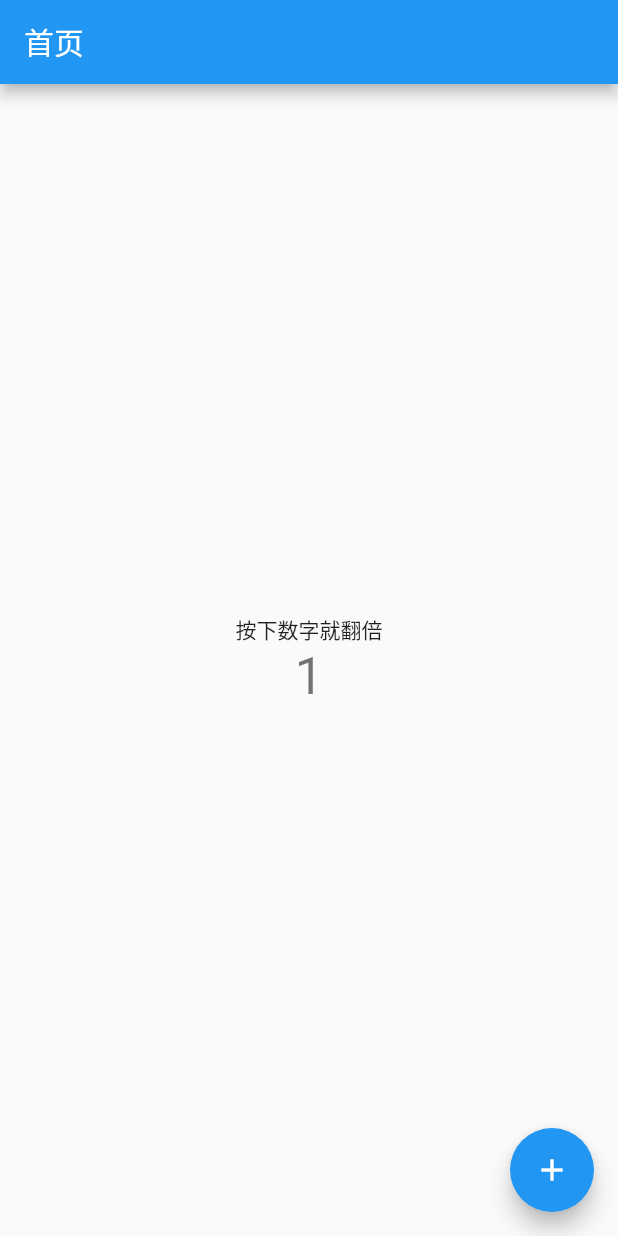
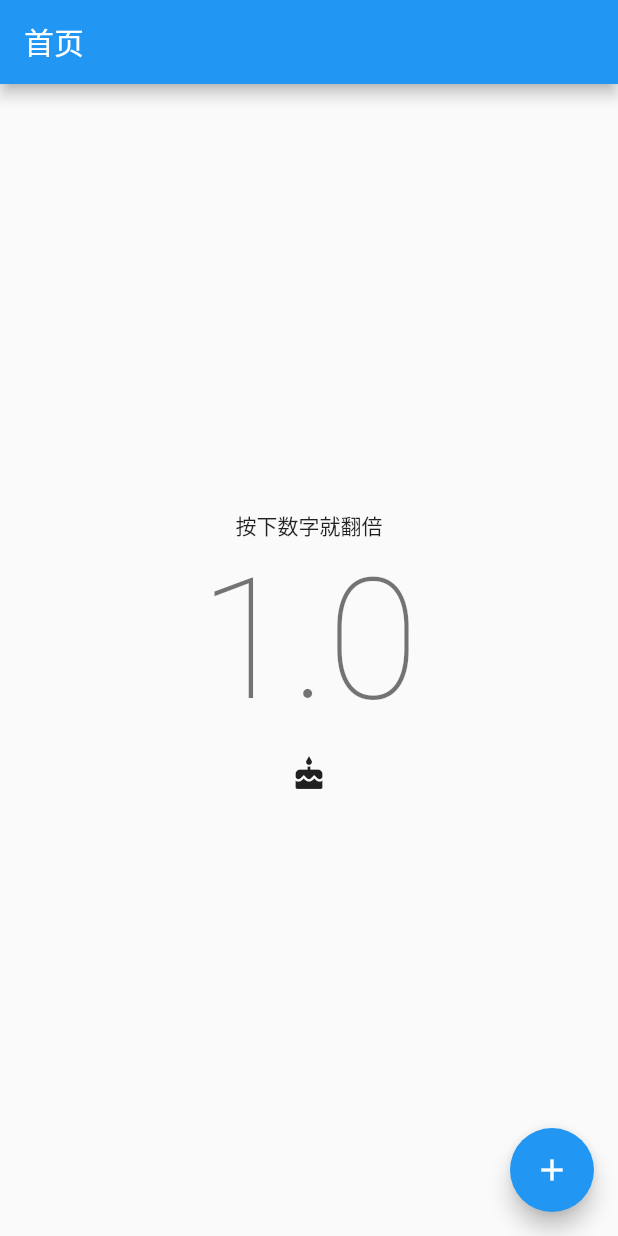
Before and after one commit to DMingOu/flutter_learning_demo, a Flutter app: the screen it shows after launch, on a phone screen of 412 x 824 dp. Run offline on Flutter 3.47's test engine with Material 2 defaults, Android fonts, the phone set to English and light mode, and no system bars.

Commit message:
增加一个函数

```diff
--- a/lib/main.dart
+++ b/lib/main.dart
@@ -26,13 +26,22 @@ class MyHomePage extends StatefulWidget {
 }
 
 class _MyHomePageState extends State<MyHomePage> {
-  int _counter = 1;
+  double _counter = 1;
 
+  ///增加数字的一半
   void _incrementCounter() {
     setState(() {
-      _counter = _counter * 2 ;
+      _counter = _counter * 4 ;
     });
   }
+
+    ///数字减少一半
+  void _reduceCounter() {
+    setState(() {
+      _counter = _counter / 2 ;
+    });
+  }
+
 
   @override
   Widget build(BuildContext context) {
@@ -51,8 +60,12 @@ class _MyHomePageState extends State<MyHomePage> {
             ),
             Text(
               '$_counter',
-              style: Theme.of(context).textTheme.display1,
+              style: Theme.of(context).textTheme.display4,
             ),
+            IconButton(
+              icon: Icon(Icons.cake),
+              onPressed: _reduceCounter
+            )
           ],
         ),
       ),
```
